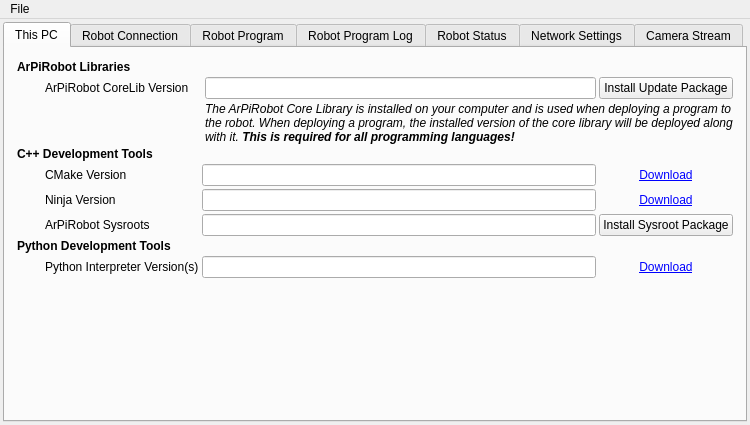
First picture: the form in ui/deploy_tool.ui, repository ArPiRobot/ArPiRobot-DeployTool, before the edit.
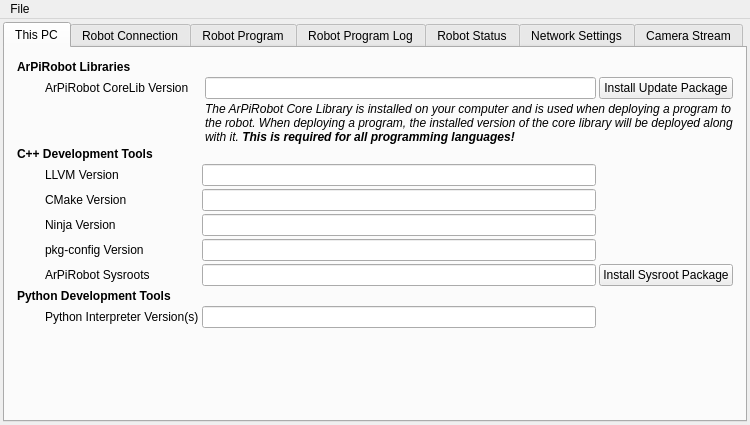
Second picture: the form after the edit. The open tabs and pages were chosen to show the change. Icons and pictures are not drawn.

Commit message: Add llvm and pkg-config versions

Diff of the .ui file:
```diff
--- a/ui/deploy_tool.ui
+++ b/ui/deploy_tool.ui
@@ -40,7 +40,7 @@
        <bool>true</bool>
       </property>
       <property name="currentIndex">
-       <number>2</number>
+       <number>1</number>
       </property>
       <widget class="QWidget" name="tab_thispc">
        <attribute name="title">
@@ -71,102 +71,90 @@
            <property name="spacing">
             <number>3</number>
            </property>
-           <item row="7" column="4">
+           <item row="4" column="0" colspan="5">
+            <widget class="QLabel" name="label_19">
+             <property name="font">
+              <font>
+               <bold>true</bold>
+              </font>
+             </property>
+             <property name="text">
+              <string>C++ Development Tools</string>
+             </property>
+            </widget>
+           </item>
+           <item row="2" column="1">
+            <widget class="QLabel" name="label_5">
+             <property name="text">
+              <string>ArPiRobot CoreLib Version</string>
+             </property>
+            </widget>
+           </item>
+           <item row="9" column="4">
             <widget class="QPushButton" name="btn_install_sysroot">
              <property name="text">
               <string>Install Sysroot Package</string>
              </property>
             </widget>
            </item>
-           <item row="7" column="2" colspan="2">
-            <widget class="QLineEdit" name="txt_sysroot">
-             <property name="readOnly">
-              <bool>true</bool>
-             </property>
-            </widget>
-           </item>
-           <item row="9" column="4">
-            <widget class="QLabel" name="label_27">
-             <property name="text">
-              <string>&lt;center&gt;&lt;a href=&quot;https://www.python.org/&quot;&gt;&lt;span&gt;Download&lt;/span&gt;&lt;/a&gt;&lt;/center&gt;</string>
-             </property>
-             <property name="openExternalLinks">
-              <bool>true</bool>
-             </property>
-             <property name="textInteractionFlags">
-              <set>Qt::TextBrowserInteraction</set>
-             </property>
-            </widget>
-           </item>
-           <item row="5" column="2" colspan="2">
-            <widget class="QLineEdit" name="txt_cmake_version">
-             <property name="readOnly">
-              <bool>true</bool>
-             </property>
-            </widget>
-           </item>
-           <item row="8" column="0" colspan="5">
-            <widget class="QLabel" name="label_25">
+           <item row="1" column="0" colspan="2">
+            <widget class="QLabel" name="label">
              <property name="font">
               <font>
                <bold>true</bold>
               </font>
              </property>
              <property name="text">
-              <string>Python Development Tools</string>
+              <string>ArPiRobot Libraries</string>
              </property>
             </widget>
            </item>
-           <item row="7" column="1">
+           <item row="9" column="1">
             <widget class="QLabel" name="label_23">
              <property name="text">
               <string>ArPiRobot Sysroots</string>
              </property>
             </widget>
            </item>
-           <item row="9" column="2" colspan="2">
-            <widget class="QLineEdit" name="txt_pc_python_version">
-             <property name="readOnly">
-              <bool>true</bool>
-             </property>
-            </widget>
-           </item>
-           <item row="5" column="4">
-            <widget class="QLabel" name="label_22">
+           <item row="7" column="1">
+            <widget class="QLabel" name="label_20">
              <property name="text">
-              <string>&lt;center&gt;&lt;a href=&quot;https://cmake.org/&quot;&gt;&lt;span&gt;Download&lt;/span&gt;&lt;/a&gt;&lt;/center&gt;</string>
-             </property>
-             <property name="openExternalLinks">
-              <bool>true</bool>
-             </property>
-             <property name="textInteractionFlags">
-              <set>Qt::TextBrowserInteraction</set>
+              <string>Ninja Version</string>
              </property>
             </widget>
            </item>
-           <item row="5" column="1">
+           <item row="6" column="1">
             <widget class="QLabel" name="label_21">
              <property name="text">
               <string>CMake Version</string>
              </property>
             </widget>
            </item>
-           <item row="1" column="0" colspan="2">
-            <widget class="QLabel" name="label">
-             <property name="font">
-              <font>
-               <bold>true</bold>
-              </font>
-             </property>
+           <item row="5" column="1">
+            <widget class="QLabel" name="label_29">
              <property name="text">
-              <string>ArPiRobot Libraries</string>
+              <string>LLVM Version</string>
              </property>
             </widget>
            </item>
-           <item row="2" column="1">
-            <widget class="QLabel" name="label_5">
+           <item row="7" column="2" colspan="2">
+            <widget class="QLineEdit" name="txt_ninja_version">
+             <property name="readOnly">
+              <bool>true</bool>
+             </property>
+            </widget>
+           </item>
+           <item row="6" column="2" colspan="2">
+            <widget class="QLineEdit" name="txt_cmake_version">
+             <property name="readOnly">
+              <bool>true</bool>
+             </property>
+            </widget>
+           </item>
+           <item row="11" column="1">
+            <widget class="QLabel" name="label_26">
              <property name="text">
-              <string>ArPiRobot CoreLib Version</string>
+              <string>Python Interpreter Version(s)</string>
              </property>
             </widget>
            </item>
@@ -183,10 +171,10 @@
              </property>
             </widget>
            </item>
-           <item row="9" column="1">
-            <widget class="QLabel" name="label_26">
+           <item row="2" column="4">
+            <widget class="QPushButton" name="btn_install_update">
              <property name="text">
-              <string>Python Interpreter Version(s)</string>
+              <string>Install Update Package</string>
              </property>
             </widget>
            </item>
@@ -213,47 +201,52 @@
              </property>
             </spacer>
            </item>
-           <item row="4" column="0" colspan="5">
-            <widget class="QLabel" name="label_19">
+           <item row="10" column="0" colspan="5">
+            <widget class="QLabel" name="label_25">
              <property name="font">
               <font>
                <bold>true</bold>
               </font>
              </property>
              <property name="text">
-              <string>C++ Development Tools</string>
+              <string>Python Development Tools</string>
              </property>
             </widget>
            </item>
-           <item row="2" column="4">
-            <widget class="QPushButton" name="btn_install_update">
-             <property name="text">
-              <string>Install Update Package</string>
+           <item row="11" column="2" colspan="2">
+            <widget class="QLineEdit" name="txt_pc_python_version">
+             <property name="readOnly">
+              <bool>true</bool>
              </property>
             </widget>
            </item>
-           <item row="6" column="1">
-            <widget class="QLabel" name="label_20">
-             <property name="text">
-              <string>Ninja Version</string>
+           <item row="9" column="2" colspan="2">
+            <widget class="QLineEdit" name="txt_sysroot">
+             <property name="readOnly">
+              <bool>true</bool>
              </property>
             </widget>
            </item>
-           <item row="6" column="4">
-            <widget class="QLabel" name="lbl_ninja_download">
+           <item row="8" column="1">
+            <widget class="QLabel" name="label_30">
              <property name="text">
-              <string>&lt;center&gt;&lt;a href=&quot;https://ninja-build.org/&quot;&gt;&lt;span&gt;Download&lt;/span&gt;&lt;/a&gt;&lt;/center&gt;</string>
+              <string>pkg-config Version</string>
              </property>
-             <property name="openExternalLinks">
+            </widget>
+           </item>
+           <item row="5" column="2" colspan="2">
+            <widget class="QLineEdit" name="txt_llvm_version">
+             <property name="readOnly">
               <bool>true</bool>
              </property>
-             <property name="textInteractionFlags">
-              <set>Qt::TextBrowserInteraction</set>
-             </property>
             </widget>
            </item>
-           <item row="6" column="2" colspan="2">
-            <widget class="QLineEdit" name="txt_ninja_version"/>
+           <item row="8" column="2" colspan="2">
+            <widget class="QLineEdit" name="txt_pkgconfig_version">
+             <property name="readOnly">
+              <bool>true</bool>
+             </property>
+            </widget>
            </item>
           </layout>
          </widget>
```
The commit also changes 1 other file.
